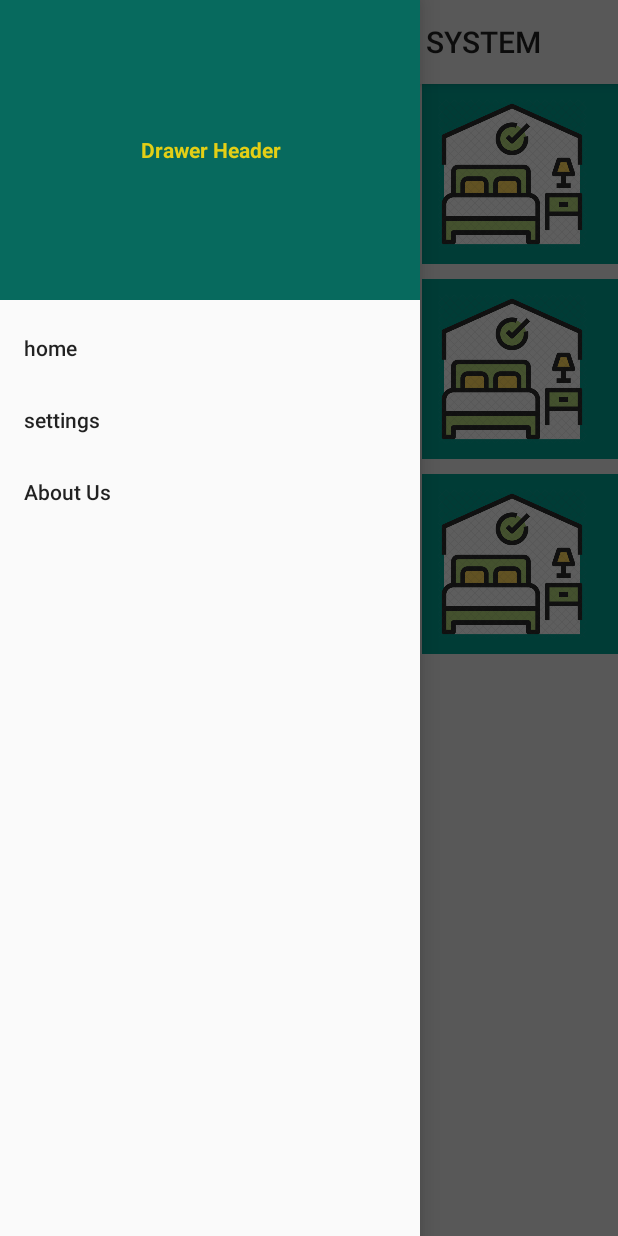
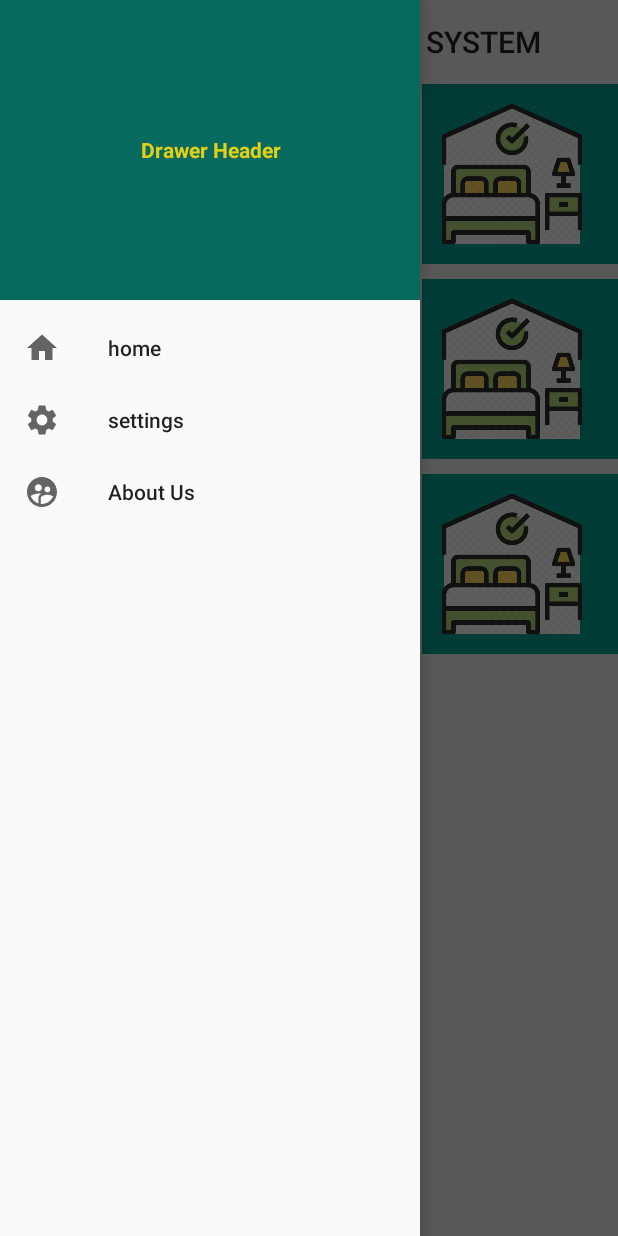
Before and after one commit to PrajwalMelath/FacilityMonitoringSystem, an Android app: the screen it shows after launch (MainActivity), with the side drawer open, on a phone screen of 412 x 824 dp. Run offline under Robolectric (Android 15) with nearby library versions, the phone set to English and light mode, and no system bars; Roboto replaces fonts that are not available here.

Commit message:
Update navigation_menu.xml

```diff
--- a/app/src/main/res/menu/navigation_menu.xml
+++ b/app/src/main/res/menu/navigation_menu.xml
@@ -1,11 +1,14 @@
 <?xml version="1.0" encoding="utf-8"?>
 <menu xmlns:android="http://schemas.android.com/apk/res/android">
     <item android:id="@id/home"
-        android:title="home"/>
+        android:title="home"
+        android:icon="@drawable/ic_baseline_home_24"/>
 
     <item android:id="@+id/settings"
-        android:title="settings"/>
+        android:title="settings"
+        android:icon="@drawable/ic_baseline_settings_24"/>
 
     <item android:id="@+id/aboutus"
-        android:title="About Us"/>
+        android:title="About Us"
+        android:icon="@drawable/about_us"/>
 </menu>
```
